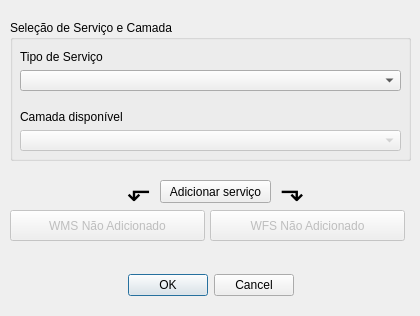
Above: layer_selection_dialog_base.ui from maviz991/qgis-geometadata-plugin before the change. Below: the same form after it.
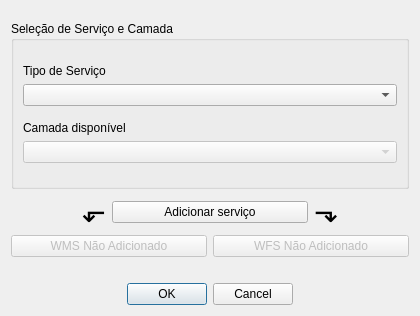
That is the form after the change. Icons and pictures are not drawn.

```diff
--- a/layer_selection_dialog_base.ui
+++ b/layer_selection_dialog_base.ui
@@ -13,81 +13,68 @@
   <property name="windowTitle">
    <string>GeoServer | Geohab</string>
   </property>
-  <widget class="QDialogButtonBox" name="buttonBox">
-   <property name="geometry">
-    <rect>
-     <x>10</x>
-     <y>265</y>
-     <width>401</width>
-     <height>41</height>
-    </rect>
-   </property>
-   <property name="orientation">
-    <enum>Qt::Horizontal</enum>
-   </property>
-   <property name="standardButtons">
-    <set>QDialogButtonBox::Cancel|QDialogButtonBox::Ok</set>
-   </property>
-   <property name="centerButtons">
-    <bool>true</bool>
-   </property>
-  </widget>
+  <layout class="QGridLayout" name="gridLayout">
+   <item row="2" column="1" colspan="2">
+    <widget class="QPushButton" name="btn_addservice">
+     <property name="text">
+      <string>Adicionar serviço</string>
+     </property>
+    </widget>
+   </item>
+   <item row="1" column="0" colspan="4">
   <widget class="QGroupBox" name="groupBox">
-   <property name="geometry">
-    <rect>
-     <x>10</x>
-     <y>20</y>
-     <width>401</width>
-     <height>141</height>
-    </rect>
-   </property>
    <property name="title">
     <string>Seleção de Serviço e Camada</string>
    </property>
-   <widget class="QWidget" name="gridLayoutWidget_2">
-    <property name="geometry">
-     <rect>
-      <x>10</x>
-      <y>30</y>
-      <width>381</width>
-      <height>41</height>
-     </rect>
-    </property>
+     <layout class="QGridLayout" name="gridLayout_3">
+      <item row="0" column="0">
     <layout class="QGridLayout" name="gridLayout_2">
+        <property name="sizeConstraint">
+         <enum>QLayout::SetFixedSize</enum>
+        </property>
+        <property name="verticalSpacing">
+         <number>6</number>
+        </property>
+        <item row="0" column="0">
+         <widget class="QLabel" name="label">
+          <property name="sizePolicy">
+           <sizepolicy hsizetype="Preferred" vsizetype="Fixed">
+            <horstretch>0</horstretch>
+            <verstretch>0</verstretch>
+           </sizepolicy>
+          </property>
+          <property name="text">
+           <string>Tipo de Serviço</string>
+          </property>
+         </widget>
+        </item>
      <item row="1" column="0">
       <widget class="QComboBox" name="comboBox_service_type">
+          <property name="sizePolicy">
+           <sizepolicy hsizetype="Preferred" vsizetype="Fixed">
+            <horstretch>0</horstretch>
+            <verstretch>0</verstretch>
+           </sizepolicy>
+          </property>
        <property name="placeholderText">
         <string>Selecione o Serviço OGC</string>
        </property>
       </widget>
      </item>
-     <item row="0" column="0">
-      <widget class="QLabel" name="label">
-       <property name="text">
-        <string>Tipo de Serviço</string>
-       </property>
-      </widget>
-     </item>
-    </layout>
-   </widget>
-   <widget class="QWidget" name="gridLayoutWidget_4">
-    <property name="geometry">
-     <rect>
-      <x>10</x>
-      <y>90</y>
-      <width>381</width>
-      <height>41</height>
-     </rect>
-    </property>
-    <layout class="QGridLayout" name="gridLayout_4">
-     <item row="2" column="0">
+        <item row="3" column="0">
       <widget class="QLabel" name="label_2">
+          <property name="sizePolicy">
+           <sizepolicy hsizetype="Preferred" vsizetype="Fixed">
+            <horstretch>0</horstretch>
+            <verstretch>0</verstretch>
+           </sizepolicy>
+          </property>
        <property name="text">
         <string>Camada disponível</string>
        </property>
       </widget>
      </item>
-     <item row="3" column="0">
+        <item row="4" column="0">
       <widget class="QComboBox" name="comboBox_layers">
        <property name="enabled">
         <bool>false</bool>
@@ -97,63 +84,77 @@
        </property>
       </widget>
      </item>
-    </layout>
-   </widget>
-  </widget>
+        <item row="2" column="0">
+         <spacer name="verticalSpacer_3">
+          <property name="orientation">
+           <enum>Qt::Vertical</enum>
+          </property>
+          <property name="sizeType">
+           <enum>QSizePolicy::Fixed</enum>
+          </property>
+          <property name="sizeHint" stdset="0">
+           <size>
+            <width>20</width>
+            <height>9</height>
+           </size>
+          </property>
+         </spacer>
+        </item>
+       </layout>
+      </item>
+     </layout>
+    </widget>
+   </item>
+   <item row="5" column="0">
+    <spacer name="verticalSpacer">
+     <property name="orientation">
+      <enum>Qt::Vertical</enum>
+     </property>
+     <property name="sizeType">
+      <enum>QSizePolicy::Fixed</enum>
+     </property>
+     <property name="sizeHint" stdset="0">
+      <size>
+       <width>20</width>
+       <height>20</height>
+      </size>
+     </property>
+    </spacer>
+   </item>
+   <item row="0" column="0">
+    <spacer name="verticalSpacer_2">
+     <property name="orientation">
+      <enum>Qt::Vertical</enum>
+     </property>
+     <property name="sizeType">
+      <enum>QSizePolicy::Fixed</enum>
+     </property>
+     <property name="sizeHint" stdset="0">
+      <size>
+       <width>20</width>
+       <height>10</height>
+      </size>
+     </property>
+    </spacer>
+   </item>
+   <item row="3" column="0" colspan="2">
   <widget class="QPushButton" name="btn_wms">
    <property name="enabled">
     <bool>false</bool>
    </property>
-   <property name="geometry">
-    <rect>
-     <x>10</x>
-     <y>210</y>
-     <width>195</width>
-     <height>31</height>
-    </rect>
+     <property name="sizePolicy">
+      <sizepolicy hsizetype="Minimum" vsizetype="Fixed">
+       <horstretch>0</horstretch>
+       <verstretch>0</verstretch>
+      </sizepolicy>
    </property>
    <property name="text">
     <string>WMS Não Adicionado</string>
    </property>
   </widget>
-  <widget class="QPushButton" name="btn_wfs">
-   <property name="enabled">
-    <bool>false</bool>
-   </property>
-   <property name="geometry">
-    <rect>
-     <x>210</x>
-     <y>210</y>
-     <width>195</width>
-     <height>31</height>
-    </rect>
-   </property>
-   <property name="text">
-    <string>WFS Não Adicionado</string>
-   </property>
-  </widget>
-  <widget class="QPushButton" name="btn_addservice">
-   <property name="geometry">
-    <rect>
-     <x>160</x>
-     <y>180</y>
-     <width>111</width>
-     <height>23</height>
-    </rect>
-   </property>
-   <property name="text">
-    <string>Adicionar serviço</string>
-   </property>
-  </widget>
+   </item>
+   <item row="2" column="0">
   <widget class="QLabel" name="label_4">
-   <property name="geometry">
-    <rect>
-     <x>80</x>
-     <y>170</y>
-     <width>71</width>
-     <height>41</height>
-    </rect>
-   </property>
    <property name="font">
     <font>
      <pointsize>22</pointsize>
@@ -172,15 +173,32 @@
     <set>Qt::NoTextInteraction</set>
    </property>
   </widget>
+   </item>
+   <item row="6" column="0" colspan="4">
+    <widget class="QDialogButtonBox" name="buttonBox">
+     <property name="orientation">
+      <enum>Qt::Horizontal</enum>
+     </property>
+     <property name="standardButtons">
+      <set>QDialogButtonBox::Cancel|QDialogButtonBox::Ok</set>
+     </property>
+     <property name="centerButtons">
+      <bool>true</bool>
+     </property>
+    </widget>
+   </item>
+   <item row="3" column="2" colspan="2">
+    <widget class="QPushButton" name="btn_wfs">
+     <property name="enabled">
+      <bool>false</bool>
+     </property>
+     <property name="text">
+      <string>WFS Não Adicionado</string>
+     </property>
+    </widget>
+   </item>
+   <item row="2" column="3">
   <widget class="QLabel" name="label_5">
-   <property name="geometry">
-    <rect>
-     <x>280</x>
-     <y>170</y>
-     <width>71</width>
-     <height>41</height>
-    </rect>
-   </property>
    <property name="font">
     <font>
      <pointsize>22</pointsize>
@@ -196,6 +214,8 @@
     <set>Qt::NoTextInteraction</set>
    </property>
   </widget>
+   </item>
+  </layout>
   <widget class="QLabel" name="label_3">
    <property name="geometry">
     <rect>
```
Left out of the diff: 2 changed lines with no effect on the pictures. Lines whose indentation alone changed are shown as unchanged.
